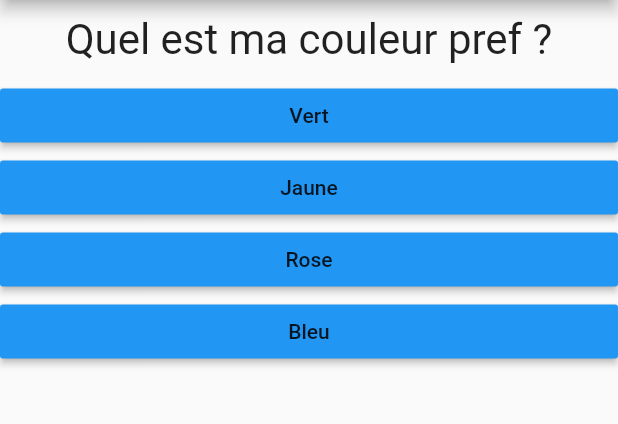
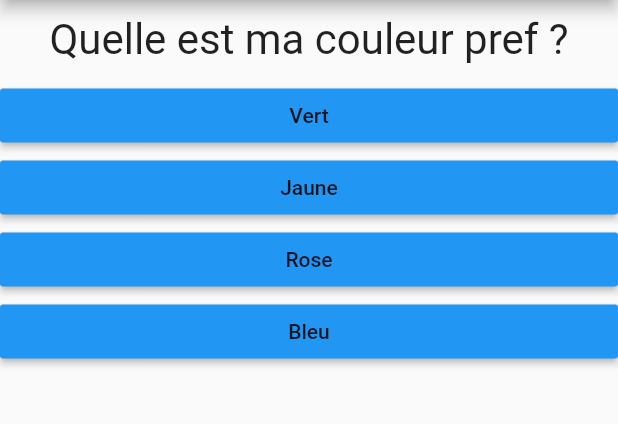
Before and after one commit to AlexStotch/questionsFlutter, a Flutter app: the screen it shows after launch, on a phone screen of 412 x 824 dp, the part 84-508 px from its top. Run offline on Flutter 3.47's test engine with Material 2 defaults, Android fonts, the phone set to English and light mode, and no system bars.

```diff
--- a/flutter_quizz/lib/main.dart
+++ b/flutter_quizz/lib/main.dart
@@ -15,7 +15,7 @@ class MyApp extends StatefulWidget {
 class _MyAppState extends State<MyApp> {
   final _questions = const [
     {
-      'questionText': 'Quel est ma couleur pref ?',
+      'questionText': 'Quelle est ma couleur pref ?',
       'answers': [
         {'text': 'Vert', 'score': 4},
         {'text': 'Jaune', 'score': 1},
@@ -35,7 +35,7 @@ class _MyAppState extends State<MyApp> {
     {
       'questionText': 'Quel est mon pref ?',
       'answers': [
-        {'text': 'Annie Brie', 'score': 5},
+        {'text': 'Allison Brie', 'score': 5},
         {'text': 'Alexandra KohLanta', 'score': 1},
         {'text': 'Claude KohLanta', 'score': 2},
         {'text': 'katy Perry', 'score': 4}
```
